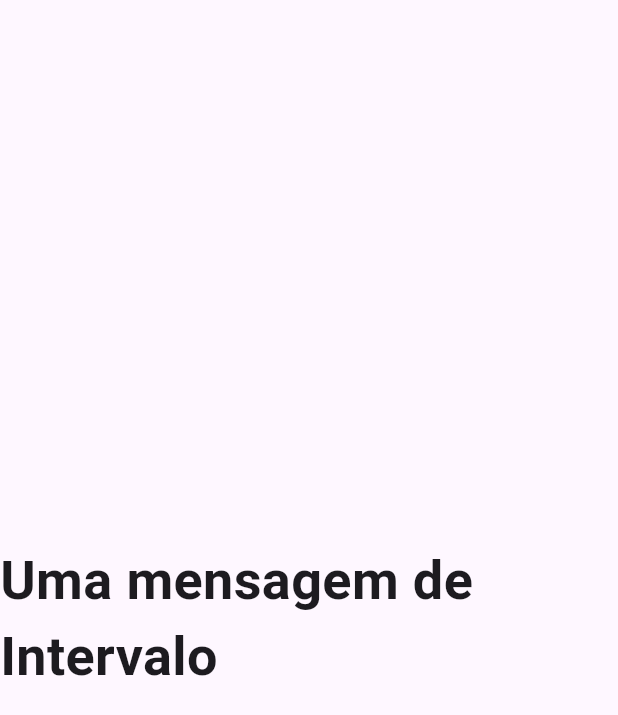
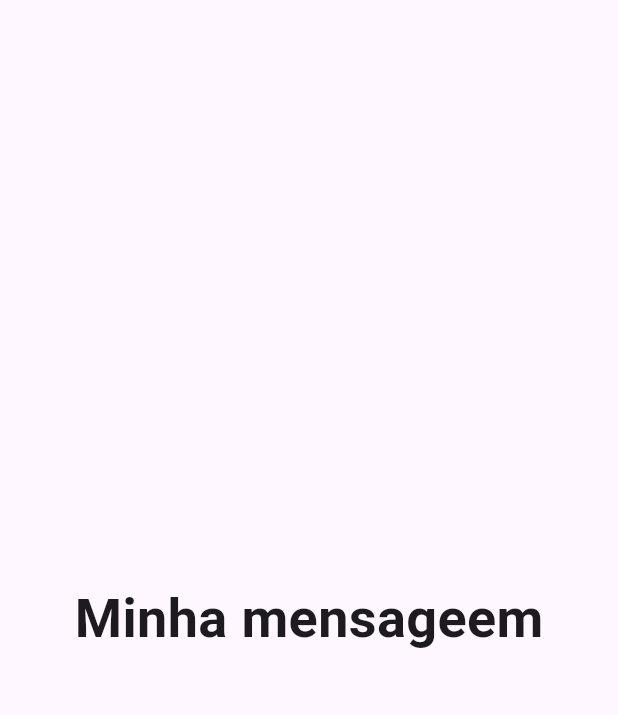
Before and after one commit to wstagf/ConstrucaoSoft-Flutter-Fatesg-2025.2, a Flutter app: the screen it shows after launch, on a phone screen of 412 x 824 dp. Shown: the top 715 px of the screen. Run offline on Flutter 3.47's test engine with Material 3 defaults, Android fonts, the phone set to English and light mode, and no system bars.

Commit message:
paramentos declarativo

```diff
--- a/Aula07/gerenciaestados/lib/home_page.dart
+++ b/Aula07/gerenciaestados/lib/home_page.dart
@@ -2,7 +2,13 @@ import 'package:flutter/material.dart';
 
 class HomePage extends StatelessWidget {
   String mensagem;
-  HomePage(this.mensagem, {super.key});
+
+  // essa variavel mensagem foi declarada de forma POSICIONAL
+  //HomePage(this.mensagem, {super.key});
+
+  //    essa variavel sera utilizanda de forma declarativa
+  // como existe a palava REQUIRED antes, ela é obrigatoria
+  HomePage({required this.mensagem, super.key});
 
   @override
   Widget build(BuildContext context) {
--- a/Aula07/gerenciaestados/lib/main.dart
+++ b/Aula07/gerenciaestados/lib/main.dart
@@ -16,7 +16,12 @@ class MyApp2 extends StatelessWidget {
       theme: ThemeData(
         colorScheme: ColorScheme.fromSeed(seedColor: Colors.deepPurple),
       ),
-      home: HomePage("Uma mensagem de Intervalo"),
+
+      //   essa variavel mensagem foi utilizada de forma POSICIONAL
+      // home: HomePage("Uma mensagem de Intervalo"),
+
+      // essa variavel foi utilizanda de forma declarativa
+      home: HomePage(mensagem: "Minha mensageem"),
     );
   }
 }
```
